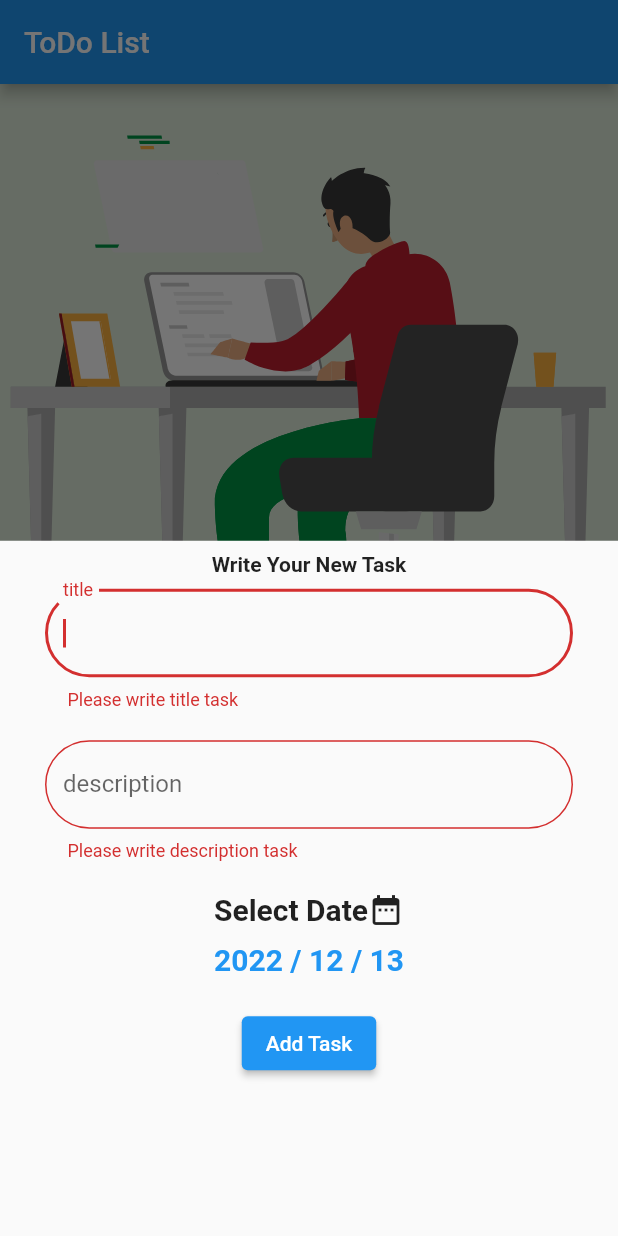
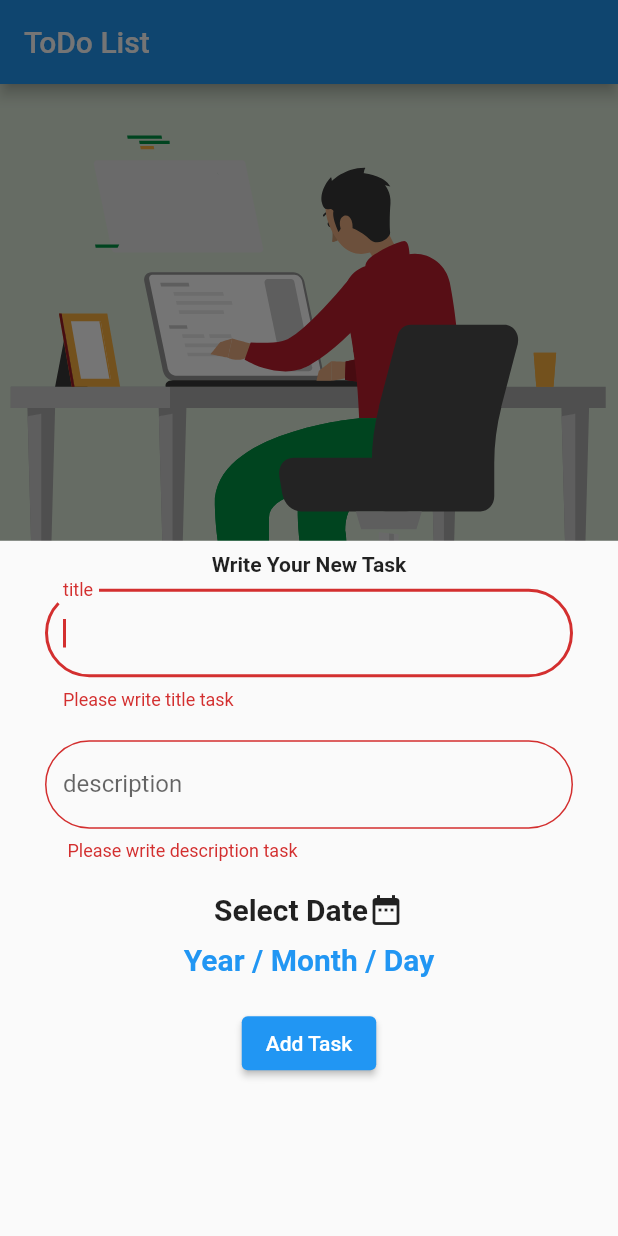
Before and after one commit to Moamen-Ashour/TODO_application, a Flutter app: the screen it shows after launch, item 2 of the bottom bar chosen, after a tap on "Add Task", on a phone screen of 412 x 824 dp. Run offline on Flutter 3.47's test engine with Material 2 defaults, Android fonts, the phone set to English and light mode, and no system bars; drawn by our look-alikes of curved_navigation_bar, lottie; our stand-ins replace animated_splash_screen, date_picker_timeline, get, google_fonts, page_transition.

Commit message:
- Add Select date Provider - Add Multi Providers - Add Manu words in translate file ( arabic and english )

```diff
--- a/lib/main.dart
+++ b/lib/main.dart
@@ -9,14 +9,22 @@ import 'package:flutter_localizations/flutter_localizations.dart';
 import 'package:get/get.dart';
 import 'package:get/get_core/src/get_main.dart';
 import 'package:get/get_navigation/src/root/get_material_app.dart';
+import 'models/Providers/select_date_provider.dart';
 import 'models/Translate_Application/applivatio_translation.dart';
 import 'shared/styles/ThemeOfData.dart';
 import 'layout/home_screen.dart';
 import 'package:provider/provider.dart';
 
 void main() {
-  runApp(ChangeNotifierProvider(create: (BuildContext context) => list_settings_provider(),
-  child: MyApp()));
+  runApp(
+      MultiProvider(
+        providers: [
+          ChangeNotifierProvider(create: (context) { return list_settings_provider();}),
+          ChangeNotifierProvider(create: (context) { return select_date();}),
+  ],
+  child: MyApp()),
+
+  );
 }
 
 class MyApp extends StatelessWidget {
--- /dev/null
+++ b/lib/models/Providers/select_date_provider.dart
@@ -0,0 +1,19 @@
+import 'package:flutter/cupertino.dart';
+import 'package:get/get.dart';
+
+class select_date extends ChangeNotifier {
+
+  DateTime selectedValue = DateTime.now();
+
+  var year = "Year".tr;
+  var month = "Month".tr;
+  var day = "Day".tr;
+
+  changeDate(date) {
+    selectedValue = date;
+    year = '${selectedValue.year}'.tr;
+    month = '${selectedValue.month}'.tr;
+    day = '${selectedValue.day}'.tr;
+    notifyListeners();
+  }
+}
--- a/lib/models/Translate_Application/applivatio_translation.dart
+++ b/lib/models/Translate_Application/applivatio_translation.dart
@@ -24,7 +24,16 @@ class AppTranslations extends Translations{
       'Double Click To Light Mode!' : 'Double Click To Light Mode!',
       'One Click To Dark Mode!' : 'One Click To Dark Mode!',
       "langCalender":"en",
-
+      "Year": "Year",
+      "Month": "Month",
+      "Day": "Day",
+      "Please write title task":"Please write title task",
+      "Please write description task":"Please write description task",
+      "title" : "title",
+      "description" : "description",
+      "Write Your New Task":"Write Your New Task",
+      "Add Task":"Add Task",
+      "Working On It":"Working On It"
     },
 
 
@@ -45,7 +54,18 @@ class AppTranslations extends Translations{
       "Select Date":"إختار التاريخ",
       "Another" : "اضف لغة جديدة",
       "Select language":"اختار لغتك",
-      "Close" : "قفل"
+      "Close" : "قفل",
+      "Year": "السنة",
+      "Month": "الشهر",
+      "Day": "اليوم",
+      "Please write title task":"من فضلك ادخل اسم للمهمه",
+      "Please write description task":"من فضلك ادخل وصف للمهمه",
+      "title" : "اسم المهمه",
+      "description" : "وصف المهمه",
+      "Write Your New Task":"ٌاكتب مهمه جديده",
+      "Add Task":"اضف المهمه",
+      "Working On It":"جاري العمل على المهمه"
+
     }
 
 
--- a/lib/modules/New_Task/add_new_task.dart
+++ b/lib/modules/New_Task/add_new_task.dart
@@ -1,6 +1,8 @@
+import 'package:coach_nearest/models/Providers/select_date_provider.dart';
 import 'package:coach_nearest/shared/styles/colors.dart';
 import 'package:flutter/material.dart';
 import 'package:get/get.dart';
+import 'package:provider/provider.dart';
 
 class add_new_task extends StatefulWidget {
   static const String routeName = "add_new_task";
@@ -34,6 +36,9 @@ class _add_new_taskState extends State<add_new_task> {
 
   @override
   Widget build(BuildContext context) {
+
+
+
     return Container(
       margin: EdgeInsets.symmetric(horizontal: 30),
       child: Column(
@@ -41,7 +46,7 @@ class _add_new_taskState extends State<add_new_task> {
           Padding(
             padding: const EdgeInsets.all(8.0),
             child: Text(
-              "Write Your New Task",
+              "Write Your New Task".tr,
               style: TextStyle(fontWeight: FontWeight.bold),
             ),
           ),
@@ -57,12 +62,12 @@ class _add_new_taskState extends State<add_new_task> {
                         controller: titleController,
                         validator: (text) {
                           if (text == "") {
-                            return " Please write title task";
+                            return "Please write title task".tr;
                           }
                           return null;
                         },
                         decoration: InputDecoration(
-                            label: Text("title"),
+                            label: Text("title".tr),
                             border: OutlineInputBorder(
                                 borderSide: BorderSide(
                                   color: PRIMARY_COLOR,
@@ -85,12 +90,12 @@ class _add_new_taskState extends State<add_new_task> {
                         controller: DescriptionController,
                         validator: (text) {
                           if (text == "") {
-                            return " Please write description task";
+                            return " Please write description task".tr;
                           }
                           return null;
                         },
                         decoration: InputDecoration(
-                            label: Text("description"),
+                            label: Text("description".tr),
                             border: OutlineInputBorder(
                                 borderSide: BorderSide(
                                   color: PRIMARY_COLOR,
@@ -124,12 +129,19 @@ class _add_new_taskState extends State<add_new_task> {
                       onTap: () {
                         DateDialog(context);
                       },
-                      child: Text(
-                        "${selectedDate.year} / ${selectedDate.month} / ${selectedDate.day}",
-                        style: TextStyle(
-                            fontWeight: FontWeight.bold,
-                            fontSize: 20,
-                            color: Colors.blue),
+                      child: Column(
+                        children: <Widget>[
+                          Consumer<select_date>(builder: (context,SDate,child){
+                            return Text(
+                              "${SDate.year.tr} / ${SDate.month.tr} / ${SDate.day.tr}",
+                              style: TextStyle(
+                                  fontWeight: FontWeight.bold,
+                                  fontSize: 20,
+                                  color: Colors.blue),
+                            );
+                          }),
+
+                        ],
                       ),
                     ),
                     SizedBox(
@@ -141,7 +153,7 @@ class _add_new_taskState extends State<add_new_task> {
                             print("Saved to DB");
                           }
                         },
-                        child: Text("Add Task"))
+                        child: Text("Add Task".tr))
                   ],
                 ),
               ))
@@ -151,6 +163,7 @@ class _add_new_taskState extends State<add_new_task> {
   }
 
   void DateDialog(BuildContext context) async {
+    var  dateProvider = Provider.of<select_date>(context,listen: false);
     DateTime? selecDate = await showDatePicker(
         context: context,
         initialDate: selectedDate,
@@ -158,9 +171,12 @@ class _add_new_taskState extends State<add_new_task> {
         lastDate: DateTime.now().add(Duration(days: 365)));
 
     if(selecDate==null)return;
+    // selectedDate=selecDate;
+    // setState(() {
+    //
+    // });
     selectedDate=selecDate;
-    setState(() {
+    dateProvider.changeDate(selectedDate);
 
-    });
   }
 }
--- a/lib/modules/task_added_screen/task_added_screen.dart
+++ b/lib/modules/task_added_screen/task_added_screen.dart
@@ -1,6 +1,7 @@
 
 
 import 'package:flutter/material.dart';
+import 'package:get/get.dart';
 import 'package:lottie/lottie.dart';
 
 class task_added_screen extends StatelessWidget {
@@ -16,7 +17,7 @@ class task_added_screen extends StatelessWidget {
         children: [
           LottieBuilder.asset("assets/images/img/stillnotfinished/issue1.json"),
           SizedBox(height: 20,),
-          Text("Working On It",style: TextStyle(color: Colors.blueAccent,fontWeight: FontWeight.bold,fontSize: 30),)
+          Text("Working On It".tr,style: TextStyle(color: Colors.blueAccent,fontWeight: FontWeight.bold,fontSize: 30),)
         ],
       )),
     );
--- a/lib/modules/task_list/task_item.dart
+++ b/lib/modules/task_list/task_item.dart
@@ -1,6 +1,7 @@
 
 
 import 'package:flutter/material.dart';
+import 'package:get/get.dart';
 
 class task_Item extends StatelessWidget {
 
@@ -32,8 +33,8 @@ class task_Item extends StatelessWidget {
             child: Column(
               crossAxisAlignment: CrossAxisAlignment.start,
               children: [
-                Text("Title",style: TextStyle(fontSize: 20,fontWeight: FontWeight.bold,color: Colors.blueAccent),),
-                Text("Description",style: TextStyle(fontSize: 14,fontWeight: FontWeight.normal,color: Colors.brown),)
+                Text("title".tr,style: TextStyle(fontSize: 20,fontWeight: FontWeight.bold,color: Colors.blueAccent),),
+                Text("description".tr,style: TextStyle(fontSize: 14,fontWeight: FontWeight.normal,color: Colors.brown),)
               ],
             ),
           ),
```
Also changed, not shown: lib/modules/task_list/taskList.dart (+13 -15 lines).
